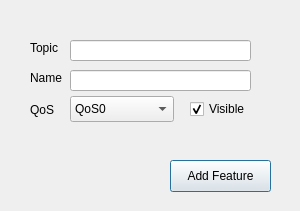
Qt form forms/ui_tladdfeature.ui (nzfarmer1/telemetrylayer) before a commit.
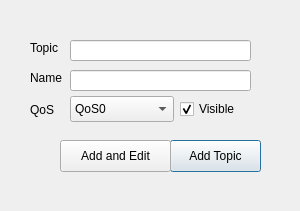
The same form after that commit.

What changed in the file:
```diff
--- a/forms/ui_tladdfeature.ui
+++ b/forms/ui_tladdfeature.ui
@@ -45,13 +45,13 @@
    <property name="geometry">
     <rect>
      <x>170</x>
-     <y>160</y>
-     <width>101</width>
+     <y>140</y>
+     <width>91</width>
      <height>32</height>
     </rect>
    </property>
    <property name="text">
-    <string>Add Feature</string>
+    <string>Add Topic</string>
    </property>
   </widget>
   <widget class="QComboBox" name="selectQoS">
@@ -101,7 +101,7 @@
   <widget class="QCheckBox" name="chkBoxVisible">
    <property name="geometry">
     <rect>
-     <x>190</x>
+     <x>180</x>
      <y>100</y>
      <width>85</width>
      <height>18</height>
@@ -159,6 +159,19 @@
     <string>Name</string>
    </property>
   </widget>
+  <widget class="QPushButton" name="buttonAddEdit">
+   <property name="geometry">
+    <rect>
+     <x>60</x>
+     <y>140</y>
+     <width>111</width>
+     <height>32</height>
+    </rect>
+   </property>
+   <property name="text">
+    <string>Add and Edit</string>
+   </property>
+  </widget>
  </widget>
  <resources/>
  <connections/>
```
